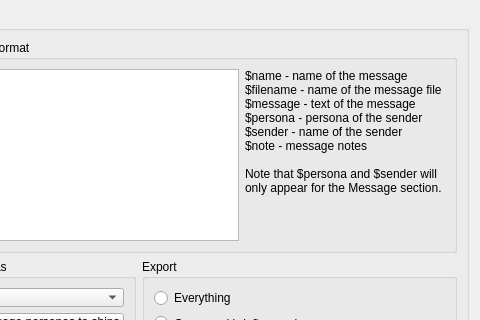
The window that qtfred/ui/VoiceActingManager.ui (MjnMixael/fs2open.github.com) describes before a commit, drawn with Qt 5; both pictures show x 356 to 836 and y 0 to 320 of the 836 by 495 pixel window.
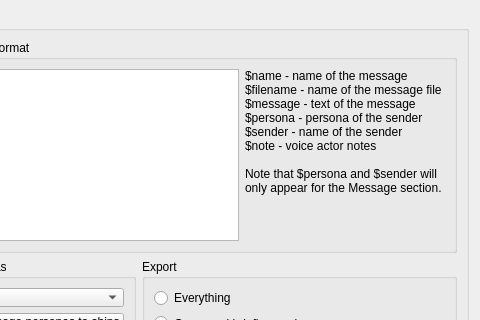
The same window after the commit.

Commit message:
Add voice actor notes to briefing, debriefing and command briefing stages
Messages already have a +Note: for the voice actor. Stages now have
one too, saved after the stage's voice file and kept only in the
editors. QtFRED's three editors get a Note button (one undo step each),
FRED2 keeps notes when it moves stages, and the Voice Acting Manager
prints them as $note. A stage note makes the mission need 26.1.

```diff
--- a/qtfred/ui/VoiceActingManager.ui
+++ b/qtfred/ui/VoiceActingManager.ui
@@ -213,7 +213,7 @@
 $message - text of the message
 $persona - persona of the sender
 $sender - name of the sender
-$note - message notes
+$note - voice actor notes
 
 Note that $persona and $sender will
 only appear for the Message section.</string>
```
The commit also changes 37 other files.
